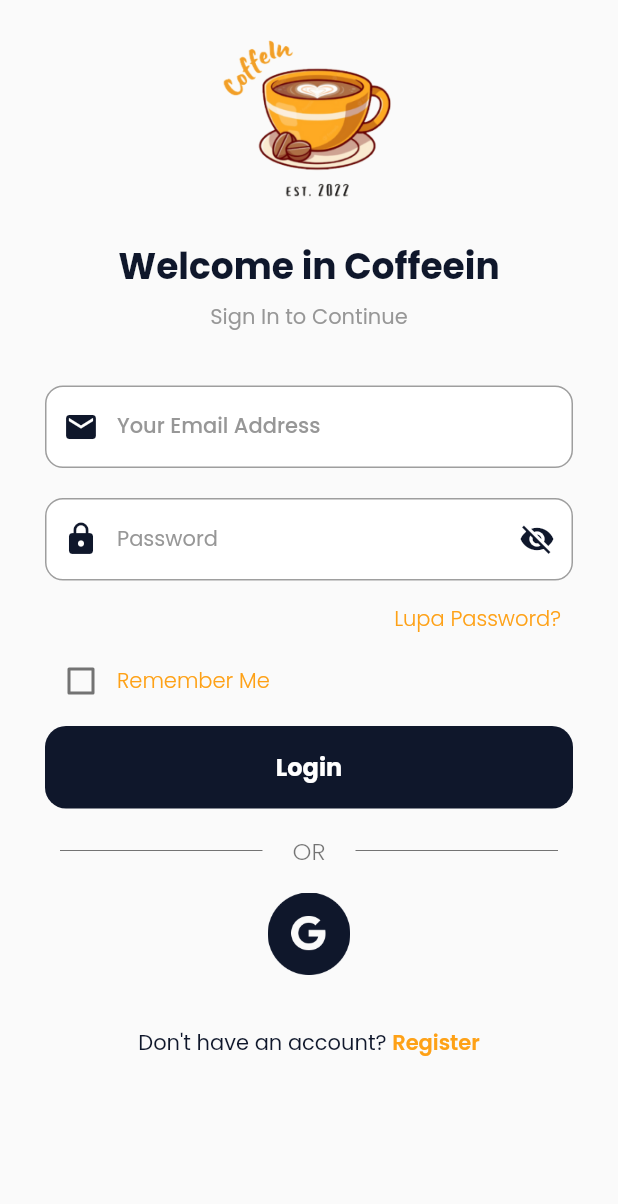
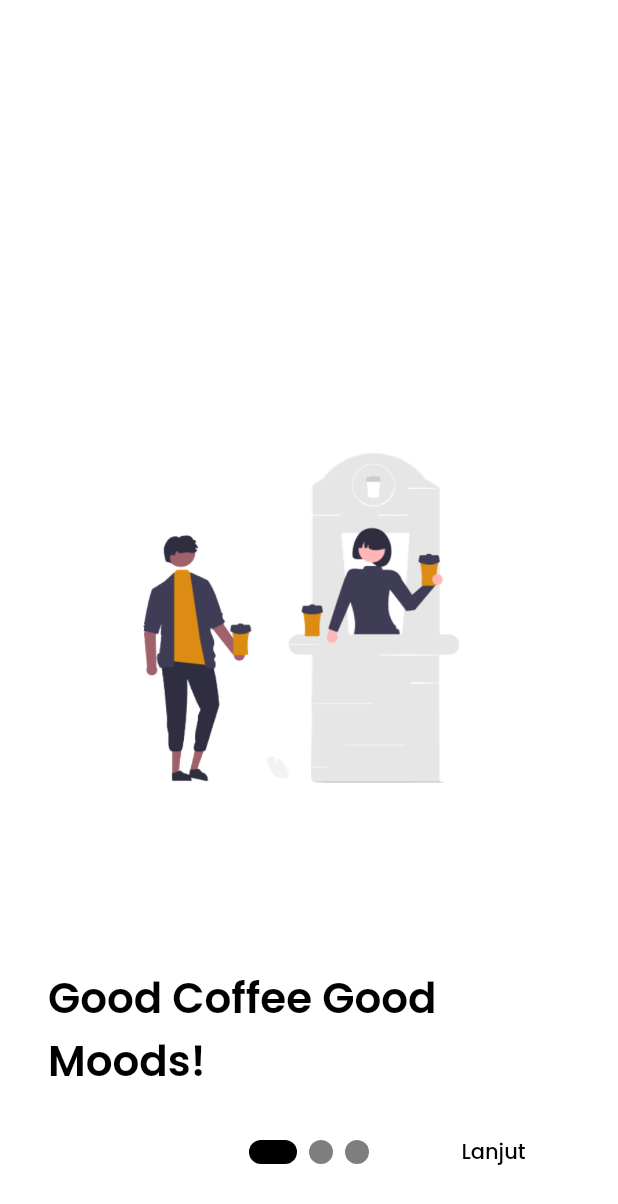
Before and after one commit to dream-team-workshop/WORKSHOP-MOBILE-APPLICATION-FRAMEWORK, a Flutter app: the screen it shows after launch, on a phone screen of 412 x 824 dp. Shown: the top 1204 px of the screen. Run offline on Flutter 3.47's test engine with Material 2 defaults, Android fonts, the phone set to English and light mode, and no system bars; drawn by our look-alikes of smooth_page_indicator; our stand-ins replace carousel_slider, cloud_firestore, firebase_core, google_fonts, google_maps_flutter, shared_preferences; missing offline and left inert: cloud_firestore_web, firebase_core_web, geolocator_web, location_web, shared_preferences_web; accounts and stored records are empty; network calls fail.

Commit message:
Onboarding Done

```diff
--- /dev/null
+++ b/lib/pages/on_boarding_page.dart
@@ -0,0 +1,186 @@
+import 'package:brk_mobile/pages/login_page.dart';
+import 'package:brk_mobile/theme.dart';
+import 'package:brk_mobile/widgets/on_boarding_item.dart';
+import 'package:flutter/material.dart';
+import 'package:smooth_page_indicator/smooth_page_indicator.dart';
+
+class OnBoardingScreen extends StatefulWidget {
+  const OnBoardingScreen({Key? key}) : super(key: key);
+
+  @override
+  _OnBoardingScreenState createState() => _OnBoardingScreenState();
+}
+
+class _OnBoardingScreenState extends State<OnBoardingScreen> {
+  PageController? pageViewController;
+  final scaffoldKey = GlobalKey<ScaffoldState>();
+
+  @override
+  void initState() {
+    super.initState();
+  }
+
+  @override
+  Widget build(BuildContext context) {
+    return Scaffold(
+      key: scaffoldKey,
+      backgroundColor: Colors.white,
+      body: Stack(
+        children: [
+          Align(
+            alignment: const AlignmentDirectional(0, 0),
+            child: SizedBox(
+              width: double.infinity,
+              height: double.infinity,
+              child: Stack(
+                children: [
+                  PageView(
+                    controller: pageViewController ??=
+                        PageController(initialPage: 0),
+                    scrollDirection: Axis.horizontal,
+                    children: [
+                      const OnBoardingItem(asset: 'assets/images/splashscreen1.png', onBoardingText: 'Good Coffee Good Moods!'),
+                      const OnBoardingItem(asset: 'assets/images/splashscreen2.png', onBoardingText: 'CoffeIn Frappuccino Work can wait!'),
+                      Stack(
+                        children: [
+                          Center(
+                            child: Image.asset(
+
+                              'assets/images/splashscren3.png',
+                              height: 200,
+                              fit: BoxFit.cover,
+                            ),
+                          ),
+                          Container(
+                            width: double.infinity,
+                            height: double.infinity,
+                            decoration: const BoxDecoration(
+                              gradient: LinearGradient(
+                                colors: [
+                                  Color(0x00FFFFFF),
+                                  Colors.white
+                                ],
+                                stops: [0.3, 1],
+                                begin: AlignmentDirectional(0, -1),
+                                end: AlignmentDirectional(0, 1),
+                              ),
+                            ),
+                          ),
+                          Padding(
+                            padding:
+                            const EdgeInsetsDirectional.fromSTEB(32, 32, 32, 96),
+                            child: Column(
+                              mainAxisSize: MainAxisSize.max,
+                              mainAxisAlignment: MainAxisAlignment.end,
+                              crossAxisAlignment: CrossAxisAlignment.start,
+                              children: [
+                                Text(
+                                  'Morning begins with CoffeIn',
+                                  style: blackTextStyle.copyWith(
+                                    fontFamily: 'Poppins',
+                                    fontSize: 32,
+                                    color: Colors.black87
+                                  ),
+                                ),
+                                Padding(
+                                  padding: const EdgeInsetsDirectional.fromSTEB(
+                                      0, 16, 0, 0),
+                                  child: buildStartButton()
+                                )
+                              ],
+                            ),
+                          )
+                        ],
+                      )
+                    ],
+                  ),
+                  Align(
+                    alignment: const AlignmentDirectional(0, 1),
+                    child: Padding(
+                      padding: const EdgeInsetsDirectional.fromSTEB(0, 0, 0, 32),
+                      child: Row(
+                        children: [
+                          const Expanded(
+                            child: SizedBox(),
+                          ),
+                          SmoothPageIndicator(
+                            controller: pageViewController ??=
+                                PageController(initialPage: 0),
+                            count: 3,
+                            axisDirection: Axis.horizontal,
+                            onDotClicked: (index) {
+                              pageViewController!.animateToPage(
+                                index,
+                                duration: const Duration(milliseconds: 500),
+                                curve: Curves.ease,
+                              );
+                            },
+                            effect: const ExpandingDotsEffect(
+                              expansionFactor: 2,
+                              spacing: 8,
+                              radius: 16,
+                              dotWidth: 16,
+                              dotHeight: 16,
+                              dotColor: Color.fromARGB(147, 32, 32, 32),
+                              activeDotColor: Color.fromARGB(255, 0, 0, 0),
+                              paintStyle: PaintingStyle.fill,
+                            ),
+                          ),
+                          Expanded(
+                            child: TextButton(
+                                onPressed: () {
+                                  pageViewController!.animateToPage(
+                                    pageViewController!.page!.toInt() + 1,
+                                    duration: const Duration(milliseconds: 500),
+                                    curve: Curves.ease,
+                                  );
+                                },
+                                child: Text(
+                                  'Lanjut',
+                                  style: blackTextStyle.copyWith(
+                                    fontFamily: 'Poppins',
+                                  ),
+                                )),
+                          ),
+                        ],
+                      ),
+                    ),
+                  ),
+                ],
+              ),
+            ),
+          )
+        ],
+      ),
+    );
+  }
+
+Widget buildStartButton() {
+      return Container(
+        height: 55,
+        width: double.infinity,
+        margin: const EdgeInsets.only(top: 15),
+        child: TextButton(
+          onPressed: (){
+            Navigator.of(context).pushReplacement(
+          MaterialPageRoute(
+            builder: (context) => LoginPage(),
+          ),
+        );
+          },
+          style: TextButton.styleFrom(
+            backgroundColor: primaryColor,
+            shape: RoundedRectangleBorder(
+              borderRadius: BorderRadius.circular(14),
+            ),
+          ),
+          child: Text(
+            'Masuk',
+            style: subtitleTextStyle.copyWith(
+                fontSize: 16, fontWeight: bold, color: Colors.white),
+          ),
+        ),
+      );
+    }
+
+}
--- a/lib/pages/product_page.dart
+++ b/lib/pages/product_page.dart
@@ -1,9 +1,6 @@
 import 'package:brk_mobile/models/product_model.dart';
-<<<<<<< HEAD
+import 'package:brk_mobile/pages/detail_chat_page.dart';
 import 'package:brk_mobile/providers/cart_provider.dart';
-=======
-import 'package:brk_mobile/pages/detail_chat_page.dart';
->>>>>>> cdae98de1a5dd8fdd4b1d5926d6b34dd4fd04b7d
 import 'package:brk_mobile/providers/product_provider.dart';
 import 'package:brk_mobile/providers/wishlist_provider.dart';
 import 'package:carousel_slider/carousel_slider.dart';
--- a/lib/pages/splash_page.dart
+++ b/lib/pages/splash_page.dart
@@ -1,5 +1,7 @@
 import 'dart:async';
 
+import 'package:brk_mobile/pages/login_page.dart';
+import 'package:brk_mobile/pages/on_boarding_page.dart';
 import 'package:brk_mobile/providers/product_provider.dart';
 import 'package:flutter/material.dart';
 import 'package:provider/provider.dart';
@@ -14,19 +16,35 @@ class SplashPage extends StatefulWidget {
 class _SplashPageState extends State<SplashPage> {
   @override
   void initState() {
-    getInit();
 
     super.initState();
+
+       getInit();
+    startSplashScreen();
+
   }
 
   getInit() async {
     await Provider.of<ProductProvider>(context, listen: false).getProducts;
 
-    Navigator.pushReplacementNamed(context, '/login');
     // Timer(
     //   Duration(seconds: 3),
     //   (() => Navigator.pushReplacementNamed(context, '/login')),
     // );
+  }
+
+   startSplashScreen() async {
+    var duration = const Duration(seconds: 2);
+    return Timer(
+      duration,
+      () {
+        Navigator.of(context).pushReplacement(
+          MaterialPageRoute(
+            builder: (context) => const OnBoardingScreen(),
+          ),
+        );
+      },
+    );
   }
 
   @override
--- /dev/null
+++ b/lib/widgets/on_boarding_item.dart
@@ -0,0 +1,44 @@
+import 'package:brk_mobile/theme.dart';
+import 'package:flutter/material.dart';
+
+class OnBoardingItem extends StatelessWidget {
+  final String asset, onBoardingText;
+  const OnBoardingItem({Key? key, required this.asset, required this.onBoardingText}) : super(key: key);
+
+  @override
+  Widget build(BuildContext context) {
+    return Stack(
+      children: [
+        Center(
+          child: Image.asset(
+            asset,
+            fit: BoxFit.cover,
+                                          height: 220,
+          ),
+        ),
+        Container(
+          width: double.infinity,
+          height: double.infinity,
+        ),
+        Padding(
+          padding:
+          const EdgeInsetsDirectional.fromSTEB(32, 32, 32, 96),
+          child: Column(
+            mainAxisSize: MainAxisSize.max,
+            mainAxisAlignment: MainAxisAlignment.end,
+            children: [
+              Text(
+                onBoardingText,
+                style: blackTextStyle.copyWith(
+                  fontFamily: 'Poppins',
+                  fontSize: 28,
+                  fontWeight: FontWeight.w600,
+                ),
+              )
+            ],
+          ),
+        )
+      ],
+    );
+  }
+}
--- a/pubspec.yaml
+++ b/pubspec.yaml
@@ -47,6 +47,7 @@ dependencies:
   google_maps_flutter: ^2.1.1
   geolocator: ^8.1.1
   geocoding:
+  smooth_page_indicator:
 
 dev_dependencies:
   flutter_test:
```
Also changed, not shown: assets/images/splashscreen1.png (added), assets/images/splashscreen2.png (added), assets/images/splashscren3.png (added), pubspec.lock.
